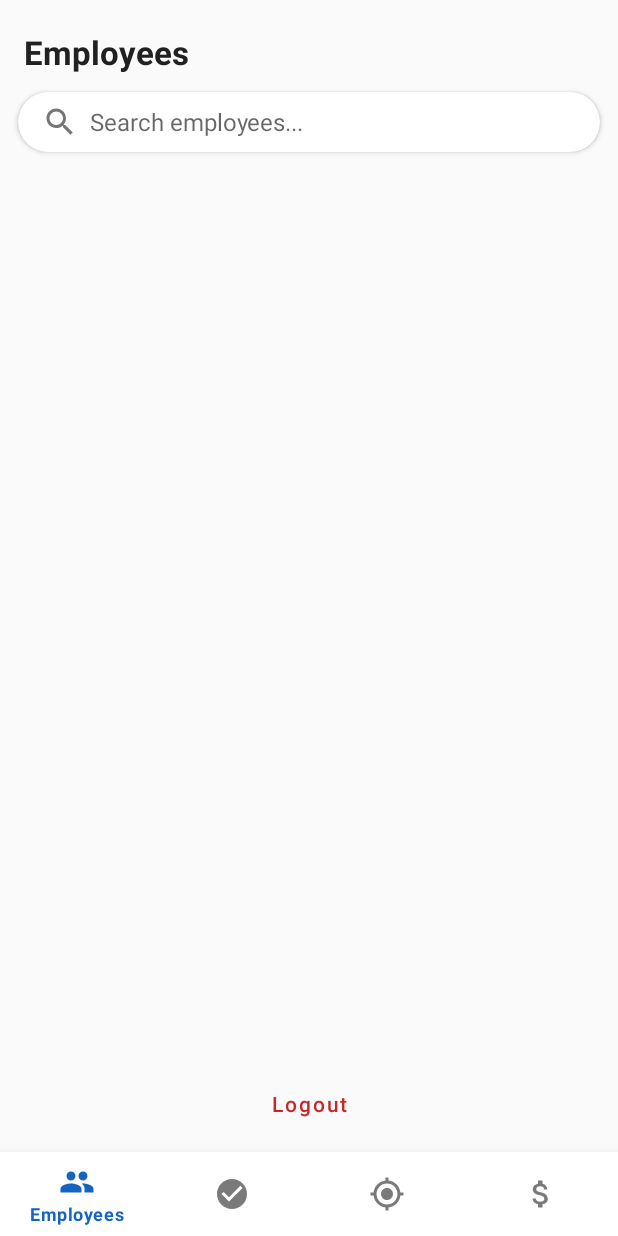
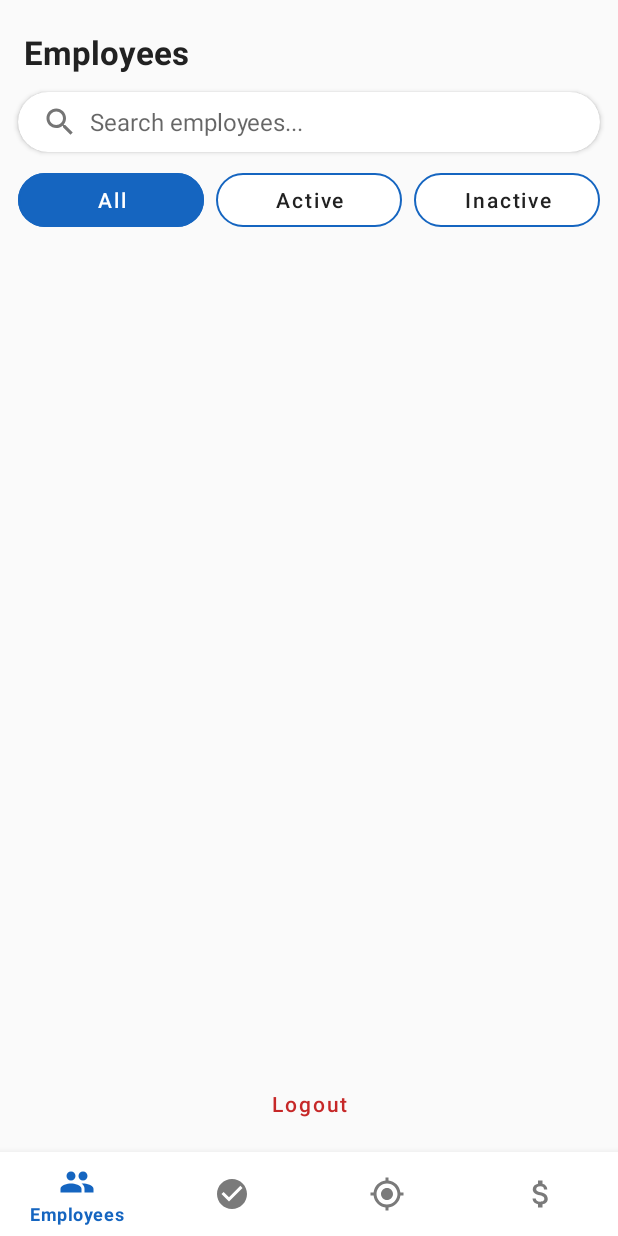
Before and after one commit to rajashish147/FieldTrack, an Android app: the EmployeeListFragment screen opened directly, with no data from a screen before it, on a phone screen of 412 x 824 dp. Run offline under Robolectric (Android 15) with nearby library versions, the phone set to English and light mode, and no system bars; our stand-ins replace Room's generated code, navigation-ui; network calls fail; pictures from the network do not load; 3 statements that could not run were skipped.

Commit message:
feat: add filter buttons to admin employee list
- Add EmployeeFilter enum (ALL, ACTIVE, INACTIVE) to AdminViewModel
- Implement local filtering based on isCheckedIn status
- Add 3 filter buttons to fragment_employee_list.xml layout
- Wire up filter button clicks in EmployeeListFragment
- Selected button shows filled state, others outlined
- Filtering works alongside existing search functionality
- No backend/API changes - purely local filtering

```diff
--- a/app/src/main/java/com/fieldtrack/app/ui/admin/AdminViewModel.kt
+++ b/app/src/main/java/com/fieldtrack/app/ui/admin/AdminViewModel.kt
@@ -15,6 +15,15 @@ import kotlinx.coroutines.awaitAll
 import kotlinx.coroutines.launch
 import kotlinx.coroutines.sync.Semaphore
 import kotlinx.coroutines.sync.withPermit
+
+/**
+ * Filter options for employee list.
+ */
+enum class EmployeeFilter {
+    ALL,      // Show all employees
+    ACTIVE,   // Show only checked-in employees (isCheckedIn == true)
+    INACTIVE  // Show only checked-out employees (isCheckedIn == false)
+}
 
 /**
  * Lightweight projection for the tracking list and map detail — one per employee.
@@ -48,6 +57,8 @@ class AdminViewModel(
 
     private val _searchQuery = MutableLiveData("")
     val searchQuery: LiveData<String> = _searchQuery
+
+    private var currentEmployeeFilter = EmployeeFilter.ALL
 
     private val _pendingEmployeesRaw = MutableLiveData<List<User>>()
 
@@ -110,6 +121,11 @@ class AdminViewModel(
         applySearchFilter()
     }
 
+    fun applyEmployeeFilter(filter: EmployeeFilter) {
+        currentEmployeeFilter = filter
+        applySearchFilter()
+    }
+
     fun updatePendingSearchQuery(query: String) {
         _pendingSearchQuery.value = query
         applyPendingSearchFilter()
@@ -129,10 +145,18 @@ class AdminViewModel(
         val query = _searchQuery.value ?: ""
         val rawList = _allEmployeesRaw.value ?: emptyList()
 
+        // Apply filter first
+        val filteredByStatus = when (currentEmployeeFilter) {
+            EmployeeFilter.ALL -> rawList
+            EmployeeFilter.ACTIVE -> rawList.filter { it.isCheckedIn }
+            EmployeeFilter.INACTIVE -> rawList.filter { !it.isCheckedIn }
+        }
+
+        // Then apply search
         _allEmployees.value = if (query.isBlank()) {
-            rawList
+            filteredByStatus
         } else {
-            rawList.filter { it.matchesSearch(query) }
+            filteredByStatus.filter { it.matchesSearch(query) }
         }
     }
 
--- a/app/src/main/java/com/fieldtrack/app/ui/admin/EmployeeListFragment.kt
+++ b/app/src/main/java/com/fieldtrack/app/ui/admin/EmployeeListFragment.kt
@@ -43,6 +43,7 @@ class EmployeeListFragment : Fragment() {
 
         setupRecyclerView()
         setupSearch()
+        setupFilterButtons()
         setupSwipeRefresh()
         setupLogout()
         observeViewModel()
@@ -121,6 +122,52 @@ class EmployeeListFragment : Fragment() {
         }
     }
 
+    private fun setupFilterButtons() {
+        // Set initial state - All is selected by default
+        updateFilterButtonState(EmployeeFilter.ALL)
+
+        binding.btnFilterAll.setOnClickListener {
+            viewModel.applyEmployeeFilter(EmployeeFilter.ALL)
+            updateFilterButtonState(EmployeeFilter.ALL)
+        }
+
+        binding.btnFilterActive.setOnClickListener {
+            viewModel.applyEmployeeFilter(EmployeeFilter.ACTIVE)
+            updateFilterButtonState(EmployeeFilter.ACTIVE)
+        }
+
+        binding.btnFilterInactive.setOnClickListener {
+            viewModel.applyEmployeeFilter(EmployeeFilter.INACTIVE)
+            updateFilterButtonState(EmployeeFilter.INACTIVE)
+        }
+    }
+
+    private fun updateFilterButtonState(selectedFilter: EmployeeFilter) {
+        val context = requireContext()
+        val primaryColor = androidx.core.content.ContextCompat.getColor(context, com.fieldtrack.app.R.color.primary)
+        val surfaceColor = androidx.core.content.ContextCompat.getColor(context, com.fieldtrack.app.R.color.surface)
+        val onPrimaryColor = androidx.core.content.ContextCompat.getColor(context, com.fieldtrack.app.R.color.on_primary)
+        val onSurfaceColor = androidx.core.content.ContextCompat.getColor(context, com.fieldtrack.app.R.color.on_surface)
+
+        // Reset all buttons to outlined state
+        listOf(binding.btnFilterAll, binding.btnFilterActive, binding.btnFilterInactive).forEach { button ->
+            button.backgroundTintList = android.content.res.ColorStateList.valueOf(surfaceColor)
+            button.setTextColor(onSurfaceColor)
+            button.strokeColor = android.content.res.ColorStateList.valueOf(primaryColor)
+        }
+
+        // Set selected button to filled state
+        val selectedButton = when (selectedFilter) {
+            EmployeeFilter.ALL -> binding.btnFilterAll
+            EmployeeFilter.ACTIVE -> binding.btnFilterActive
+            EmployeeFilter.INACTIVE -> binding.btnFilterInactive
+        }
+
+        selectedButton.backgroundTintList = android.content.res.ColorStateList.valueOf(primaryColor)
+        selectedButton.setTextColor(onPrimaryColor)
+        selectedButton.strokeColor = android.content.res.ColorStateList.valueOf(primaryColor)
+    }
+
     private fun setupSwipeRefresh() {
         binding.swipeRefresh.setOnRefreshListener {
             viewModel.loadAllEmployees()
--- a/app/src/main/res/layout/fragment_employee_list.xml
+++ b/app/src/main/res/layout/fragment_employee_list.xml
@@ -79,11 +79,61 @@
 
     </com.google.android.material.card.MaterialCardView>
 
+    <LinearLayout
+        android:id="@+id/layout_filters"
+        android:layout_width="0dp"
+        android:layout_height="wrap_content"
+        android:orientation="horizontal"
+        android:gravity="center"
+        android:paddingTop="8dp"
+        android:paddingBottom="8dp"
+        app:layout_constraintTop_toBottomOf="@id/card_search"
+        app:layout_constraintStart_toStartOf="parent"
+        app:layout_constraintEnd_toEndOf="parent">
+
+        <com.google.android.material.button.MaterialButton
+            android:id="@+id/btn_filter_all"
+            style="@style/Widget.MaterialComponents.Button.OutlinedButton"
+            android:layout_width="0dp"
+            android:layout_height="wrap_content"
+            android:layout_weight="1"
+            android:layout_marginStart="12dp"
+            android:layout_marginEnd="4dp"
+            android:text="All"
+            android:textAllCaps="false"
+            app:cornerRadius="20dp" />
+
+        <com.google.android.material.button.MaterialButton
+            android:id="@+id/btn_filter_active"
+            style="@style/Widget.MaterialComponents.Button.OutlinedButton"
+            android:layout_width="0dp"
+            android:layout_height="wrap_content"
+            android:layout_weight="1"
+            android:layout_marginStart="4dp"
+            android:layout_marginEnd="4dp"
+            android:text="Active"
+            android:textAllCaps="false"
+            app:cornerRadius="20dp" />
+
+        <com.google.android.material.button.MaterialButton
+            android:id="@+id/btn_filter_inactive"
+            style="@style/Widget.MaterialComponents.Button.OutlinedButton"
+            android:layout_width="0dp"
+            android:layout_height="wrap_content"
+            android:layout_weight="1"
+            android:layout_marginStart="4dp"
+            android:layout_marginEnd="12dp"
+            android:text="Inactive"
+            android:textAllCaps="false"
+            app:cornerRadius="20dp" />
+
+    </LinearLayout>
+
     <androidx.swiperefreshlayout.widget.SwipeRefreshLayout
         android:id="@+id/swipe_refresh"
         android:layout_width="0dp"
         android:layout_height="0dp"
-        app:layout_constraintTop_toBottomOf="@id/card_search"
+        app:layout_constraintTop_toBottomOf="@id/layout_filters"
         app:layout_constraintBottom_toTopOf="@id/btn_logout"
         app:layout_constraintStart_toStartOf="parent"
         app:layout_constraintEnd_toEndOf="parent">
```
